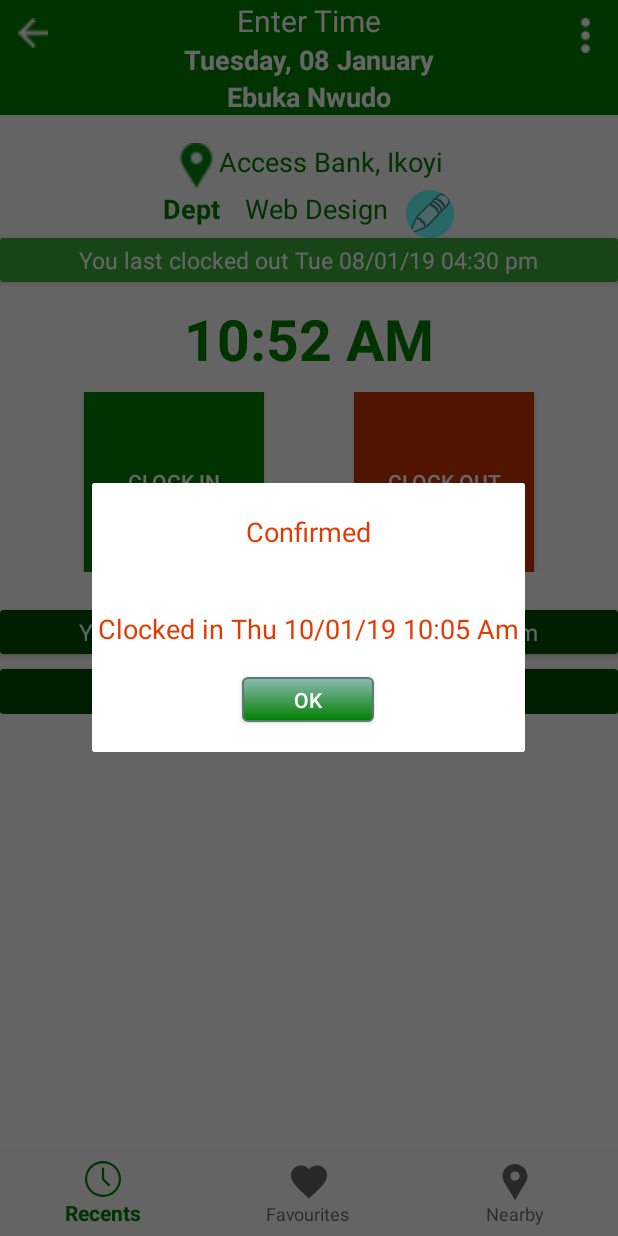
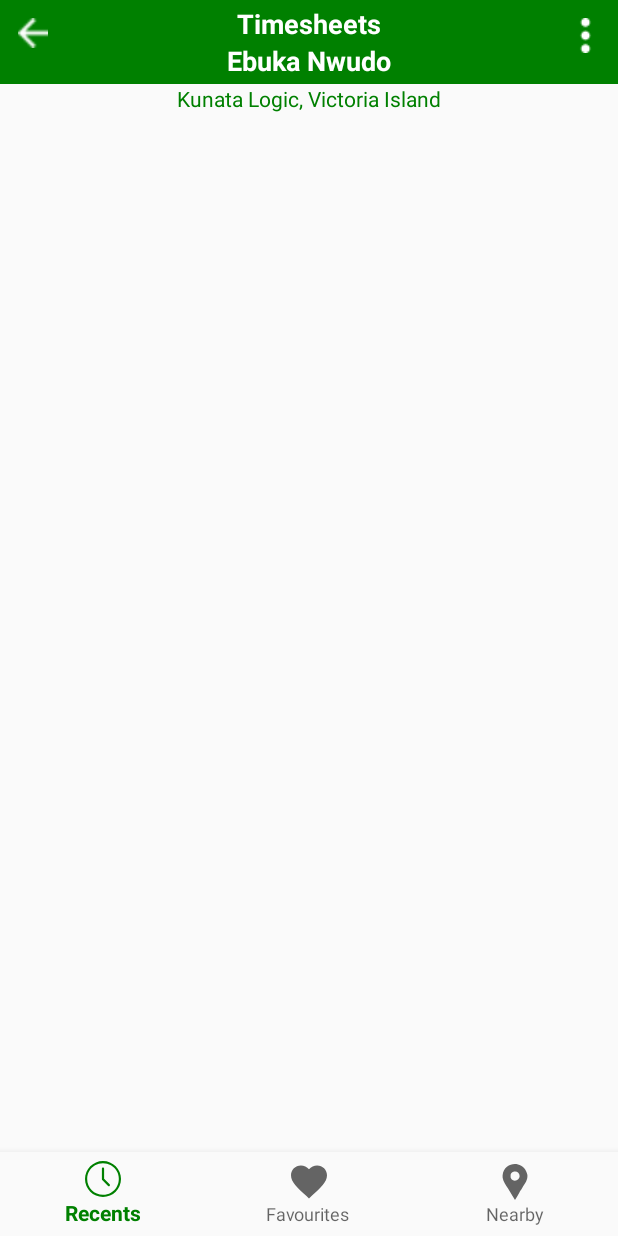
Before and after one commit to nwudoebuka/trans, an Android app: the Clockin screen opened directly, with no data from a screen before it, after a tap on "CLOCK IN", on a phone screen of 412 x 824 dp. Run offline under Robolectric (Android 15) with nearby library versions, the phone set to English and light mode, and no system bars.

Commit message:
pop ups done

```diff
--- a/app/build.gradle
+++ b/app/build.gradle
@@ -31,6 +31,6 @@ dependencies {
     implementation 'com.squareup.picasso:picasso:2.5.2'
     implementation 'com.github.bumptech.glide:glide:3.7.0'
     implementation 'de.hdodenhof:circleimageview:2.2.0'
-
+    implementation 'com.android.support:recyclerview-v7:27.1.1'
     implementation 'com.android.support:cardview-v7:27.1.1'
 }
--- a/app/src/main/AndroidManifest.xml
+++ b/app/src/main/AndroidManifest.xml
@@ -31,7 +31,10 @@
         <activity
             android:name=".Changedept"
             android:label="@string/title_activity_changedept"
-            android:theme="@style/AppTheme.NoActionBar"></activity>
+            android:theme="@style/AppTheme.NoActionBar" />
+        <activity android:name=".Timesheet"
+            android:theme="@style/AppTheme.NoActionBar"
+            ></activity>
     </application>
 
 </manifest>
--- a/app/src/main/java/com/agonaika/agonaika/Clockin.java
+++ b/app/src/main/java/com/agonaika/agonaika/Clockin.java
@@ -20,7 +20,10 @@ public class Clockin extends AppCompatActivity {
             @Override
             public void onClick(View view) {
 
-                startActivity(new Intent(Clockin.this, Changedept.class));
+
+
+                CustomDialogClass3 alert = new CustomDialogClass3();
+                alert.showDialog(Clockin.this, "Clocked in Thu 10/01/19 10:05 Am");
 
 
             }
@@ -32,9 +35,9 @@ public class Clockin extends AppCompatActivity {
         clockin.setOnClickListener(new View.OnClickListener() {
             @Override
             public void onClick(View view) {
+          //startActivity(new Intent(Clockin.this, Changedept.class));
+                startActivity(new Intent(Clockin.this, Timesheet.class));
 
-                CustomDialogClass alert = new CustomDialogClass();
-                alert.showDialog(Clockin.this, "Clocked in Thu 10/01/19 10:05 Am");
             }
 
         });
--- a/app/src/main/java/com/agonaika/agonaika/Facercognition.java
+++ b/app/src/main/java/com/agonaika/agonaika/Facercognition.java
@@ -31,7 +31,10 @@ usersimage = findViewById(R.id.userimg);
             @Override
             public void onClick(View view) {
 
-                startActivity(new Intent(Facercognition.this, Clockin.class));
+//                startActivity(new Intent(Facercognition.this, Clockin.class));
+
+                CustomDialogClass2 alert = new CustomDialogClass2();
+                alert.showDialog(Facercognition.this, "Clocked in Thu 10/01/19 10:05 Am");
 
 
             }
--- /dev/null
+++ b/app/src/main/java/com/agonaika/agonaika/Timesheet.java
@@ -0,0 +1,13 @@
+package com.agonaika.agonaika;
+
+import android.support.v7.app.AppCompatActivity;
+import android.os.Bundle;
+
+public class Timesheet extends AppCompatActivity {
+
+    @Override
+    protected void onCreate(Bundle savedInstanceState) {
+        super.onCreate(savedInstanceState);
+        setContentView(R.layout.activity_timesheet);
+    }
+}
--- a/app/src/main/res/layout/activity_clockin.xml
+++ b/app/src/main/res/layout/activity_clockin.xml
@@ -247,7 +247,7 @@
 
             <android.support.v7.widget.CardView
                 android:layout_width="match_parent"
-                android:layout_height="match_parent"
+                android:layout_height="50dp"
                 android:layout_marginTop="25dp"
                 android:id="@+id/card1"
                 app:cardBackgroundColor="#004d00"
@@ -261,53 +261,53 @@
                     android:layout_marginTop="4dp"
                     android:layout_marginBottom="4dp"
                     android:layout_centerHorizontal="true"
-                    android:layout_gravity="center_horizontal"
-                    android:text="You last clocked out Tue 08/01/19 04:30 pm"
+                    android:layout_gravity="center"
+                    android:text="View Time Card"
                     android:textSize="15dp"
                     android:textColor="#ffffff"
                     />
             </android.support.v7.widget.CardView>
 
-            <android.support.v7.widget.CardView
-                android:layout_width="match_parent"
-                android:layout_height="wrap_content"
-                app:cardBackgroundColor="#004d00"
-                android:layout_alignParentBottom="true"
-                android:layout_below="@+id/card1"
-                android:layout_marginTop="10dp"
-                >
-                <LinearLayout
-                    android:layout_width="fill_parent"
-                    android:layout_height="fill_parent"
-                    android:orientation="horizontal"
-                    android:gravity="center"
-                    android:layout_gravity="center">
-                    <ImageView
-                        android:id="@+id/imageView6"
-                        android:layout_width="30dp"
-                        android:layout_height="30dp"
-                        android:layout_alignParentStart="true"
-                        android:layout_alignTop="@+id/imageView3"
-                        app:srcCompat="@drawable/multipleuser"
-                        android:background="@drawable/roundedimgbg"
-                        android:layout_marginRight="20dp"/>
-                    <TextView
-                        android:id="@+id/textView12"
-                        android:layout_width="wrap_content"
-                        android:layout_height="wrap_content"
-                        android:layout_alignParentTop="true"
-                        android:layout_marginTop="4dp"
-                        android:layout_marginBottom="4dp"
-                        android:layout_centerHorizontal="true"
-                        android:layout_gravity="center_horizontal"
-                        android:text="Switch To Multiple Users"
-                        android:textSize="15dp"
-                        android:textColor="#ffffff"
-                        />
+            <!--<android.support.v7.widget.CardView-->
+                <!--android:layout_width="match_parent"-->
+                <!--android:layout_height="wrap_content"-->
+                <!--app:cardBackgroundColor="#004d00"-->
+                <!--android:layout_alignParentBottom="true"-->
+                <!--android:layout_below="@+id/card1"-->
+                <!--android:layout_marginTop="10dp"-->
+                <!--&gt;-->
+                <!--<LinearLayout-->
+                    <!--android:layout_width="fill_parent"-->
+                    <!--android:layout_height="fill_parent"-->
+                    <!--android:orientation="horizontal"-->
+                    <!--android:gravity="center"-->
+                    <!--android:layout_gravity="center">-->
+                    <!--<ImageView-->
+                        <!--android:id="@+id/imageView6"-->
+                        <!--android:layout_width="30dp"-->
+                        <!--android:layout_height="30dp"-->
+                        <!--android:layout_alignParentStart="true"-->
+                        <!--android:layout_alignTop="@+id/imageView3"-->
+                        <!--app:srcCompat="@drawable/multipleuser"-->
+                        <!--android:background="@drawable/roundedimgbg"-->
+                        <!--android:layout_marginRight="20dp"/>-->
+                    <!--<TextView-->
+                        <!--android:id="@+id/textView12"-->
+                        <!--android:layout_width="wrap_content"-->
+                        <!--android:layout_height="wrap_content"-->
+                        <!--android:layout_alignParentTop="true"-->
+                        <!--android:layout_marginTop="4dp"-->
+                        <!--android:layout_marginBottom="4dp"-->
+                        <!--android:layout_centerHorizontal="true"-->
+                        <!--android:layout_gravity="center_horizontal"-->
+                        <!--android:text="Switch To Multiple Users"-->
+                        <!--android:textSize="15dp"-->
+                        <!--android:textColor="#ffffff"-->
+                        <!--/>-->
 
 
-                </LinearLayout>
-            </android.support.v7.widget.CardView>
+                <!--</LinearLayout>-->
+            <!--</android.support.v7.widget.CardView>-->
 
 
         </LinearLayout>
--- a/app/src/main/res/layout/activity_facercognition.xml
+++ b/app/src/main/res/layout/activity_facercognition.xml
@@ -76,7 +76,7 @@
                         android:background="@drawable/roundedbuttonbg"
                         android:textColor="#ffffff"
                         android:textStyle="bold"
-                        android:text="Manage Time" />
+                        android:text="Verify" />
 
     </LinearLayout>
 
--- /dev/null
+++ b/app/src/main/res/layout/activity_timesheet.xml
@@ -0,0 +1,108 @@
+<?xml version="1.0" encoding="utf-8"?>
+<RelativeLayout xmlns:android="http://schemas.android.com/apk/res/android"
+    xmlns:app="http://schemas.android.com/apk/res-auto"
+    xmlns:tools="http://schemas.android.com/tools"
+    android:layout_width="match_parent"
+    android:layout_height="match_parent"
+    tools:context=".Clockin">
+
+    <android.support.v7.widget.Toolbar
+        android:layout_width="match_parent"
+        android:layout_height="wrap_content"
+        android:background="@color/colorPrimary"
+        android:minHeight="?attr/actionBarSize"
+        android:id="@+id/toolbar"
+        >
+        <LinearLayout
+            android:layout_width="wrap_content"
+            android:layout_height="wrap_content"
+            android:background="@android:color/transparent"
+            android:layout_gravity="center_horizontal"
+            android:gravity="top"
+            android:orientation="horizontal" >
+            <LinearLayout
+                android:layout_width="wrap_content"
+                android:layout_height="wrap_content"
+                android:background="@android:color/transparent"
+                android:layout_gravity="center_horizontal"
+                android:gravity="top"
+                android:orientation="vertical" >
+
+                <TextView
+                    android:id="@+id/textView5"
+                    android:layout_width="wrap_content"
+                    android:layout_height="wrap_content"
+                    android:layout_alignParentTop="true"
+                    android:layout_centerHorizontal="true"
+                    android:layout_gravity="center_horizontal"
+                    android:text="Timesheets"
+                    android:textSize="18dp"
+                    android:textStyle="bold"
+                    android:textColor="#ffffff"
+                    />
+                <TextView
+                    android:id="@+id/textView15"
+                    android:layout_width="wrap_content"
+                    android:layout_height="wrap_content"
+                    android:layout_alignParentTop="true"
+                    android:layout_centerHorizontal="true"
+                    android:layout_gravity="center_horizontal"
+                    android:text="Ebuka Nwudo"
+                    android:textSize="18dp"
+                    android:textStyle="bold"
+                    android:textColor="#ffffff"
+                    />
+
+            </LinearLayout>
+        </LinearLayout>
+    </android.support.v7.widget.Toolbar>
+
+        <TextView
+            android:layout_width="wrap_content"
+            android:layout_height="wrap_content"
+            android:text="Kunata Logic, Victoria Island"
+            android:textColor="@color/colorPrimary"
+            android:layout_centerHorizontal="true"
+            android:layout_marginTop="?attr/actionBarSize"/>
+
+
+
+    <ImageView
+        android:id="@+id/imageView3"
+        android:layout_width="20dp"
+        android:layout_height="20dp"
+        android:layout_alignParentStart="true"
+        android:layout_alignParentTop="true"
+        android:layout_marginTop="12dp"
+        android:layout_marginLeft="12dp"
+        app:srcCompat="@drawable/back" />
+
+    <ImageView
+        android:id="@+id/imageView4"
+        android:layout_width="wrap_content"
+        android:layout_height="wrap_content"
+        android:layout_alignParentEnd="true"
+        android:layout_marginRight="10dp"
+        android:layout_alignTop="@+id/imageView3"
+        app:srcCompat="@drawable/menu" />
+
+
+
+
+
+
+
+
+    <android.support.design.widget.BottomNavigationView
+        android:id="@+id/navigation"
+        android:layout_width="match_parent"
+        android:layout_height="wrap_content"
+        android:layout_alignParentBottom="true"
+        android:layout_marginEnd="0dp"
+        android:layout_marginStart="0dp"
+        android:background="?android:attr/windowBackground"
+        app:layout_constraintBottom_toBottomOf="parent"
+        app:layout_constraintLeft_toLeftOf="parent"
+        app:layout_constraintRight_toRightOf="parent"
+        app:menu="@menu/navigation" />
+</RelativeLayout>
```
Also changed, not shown: app/src/main/java/com/agonaika/agonaika/CustomDialogClass2.java (added, +40 -0 lines), app/src/main/java/com/agonaika/agonaika/CustomDialogClass3.java (added, +39 -0 lines), app/src/main/res/drawable/buttonborderbg.xml (added, +9 -0 lines), app/src/main/res/layout/custom_dialogue2.xml (+69 -5 lines), app/src/main/res/layout/custom_dialogue3.xml (added, +77 -0 lines).
